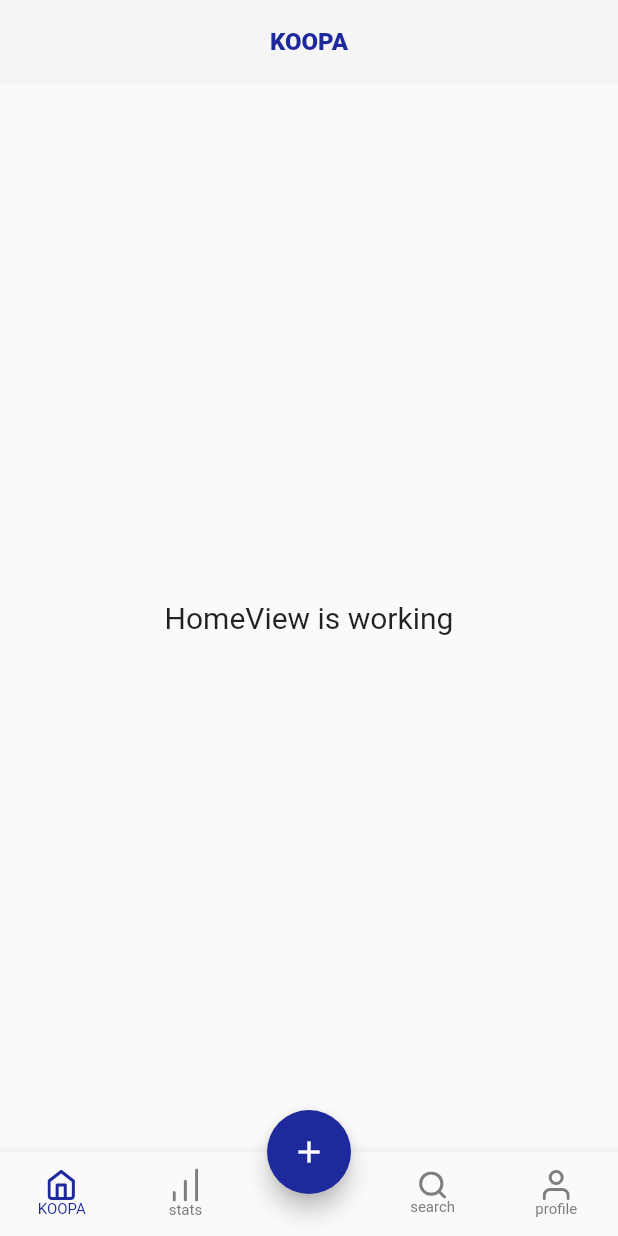
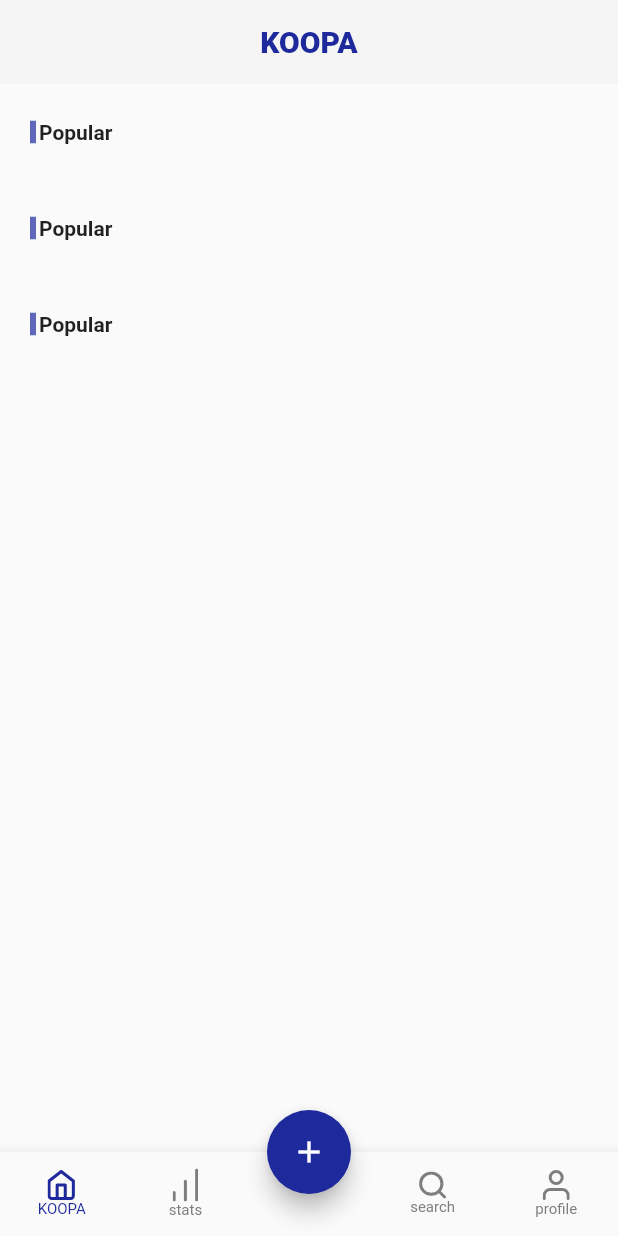
Before and after one commit to KOOPA-JUNCTION/koopa, a Flutter app: the screen it shows after launch, on a phone screen of 412 x 824 dp. Run offline on Flutter 3.47's test engine with Material 2 defaults, Android fonts, the phone set to English and light mode, and no system bars; our stand-ins replace flutter_svg, get; Roboto replaces fonts that are missing (Pretendard).

Commit message:
feat: home layout

```diff
--- a/assets/locales/en_US.json
+++ b/assets/locales/en_US.json
@@ -4,6 +4,8 @@
     "home": "home",
     "stats": "stats",
     "search": "search",
-    "profile": "profile"
+    "profile": "profile",
+
+    "popular": "Popular"
   }
 }
--- a/lib/app/modules/home/views/home_view.dart
+++ b/lib/app/modules/home/views/home_view.dart
@@ -5,25 +5,71 @@ import 'package:get/get.dart';
 import '../../../../generated/locales.g.dart';
 import '../controllers/home_controller.dart';
 
+class _Title extends StatelessWidget {
+  final String title;
+  const _Title({required this.title});
+
+  @override
+  Widget build(BuildContext context) {
+    return Row(
+      children: [
+        Container(
+          width: 4,
+          height: 15,
+          color: const Color(0xb31e299c),
+        ),
+        const SizedBox(width: 2),
+        Text(
+          title,
+          style: const TextStyle(fontWeight: FontWeight.bold),
+        ),
+      ],
+    );
+  }
+}
+
 class HomeView extends GetView<HomeController> {
   const HomeView({Key? key}) : super(key: key);
+
   @override
   Widget build(BuildContext context) {
     return Scaffold(
       appBar: AppBar(
         title: Text(LocaleKeys.home_title.tr),
-        titleTextStyle: Get.textTheme.titleMedium!.copyWith(
+        titleTextStyle: Get.textTheme.titleLarge!.copyWith(
           fontWeight: FontWeight.w900,
           color: const Color(0xff1e299c),
         ),
         automaticallyImplyLeading: false,
         centerTitle: true,
       ),
-      body: Center(
-        child: Text(
-          'HomeView is working',
-          style: TextStyle(fontSize: 20),
-        ),
+      body: CustomScrollView(
+        slivers: [
+          SliverPadding(
+            padding: const EdgeInsets.symmetric(horizontal: 20, vertical: 24),
+            sliver: SliverToBoxAdapter(
+              child: Column(children: [
+                _Title(title: LocaleKeys.home_popular.tr),
+              ]),
+            ),
+          ),
+          SliverPadding(
+            padding: const EdgeInsets.symmetric(horizontal: 20, vertical: 24),
+            sliver: SliverToBoxAdapter(
+              child: Column(children: [
+                _Title(title: LocaleKeys.home_popular.tr),
+              ]),
+            ),
+          ),
+          SliverPadding(
+            padding: const EdgeInsets.symmetric(horizontal: 20, vertical: 24),
+            sliver: SliverToBoxAdapter(
+              child: Column(children: [
+                _Title(title: LocaleKeys.home_popular.tr),
+              ]),
+            ),
+          ),
+        ],
       ),
     );
   }
```
Also changed, not shown: lib/generated/locales.g.dart.
